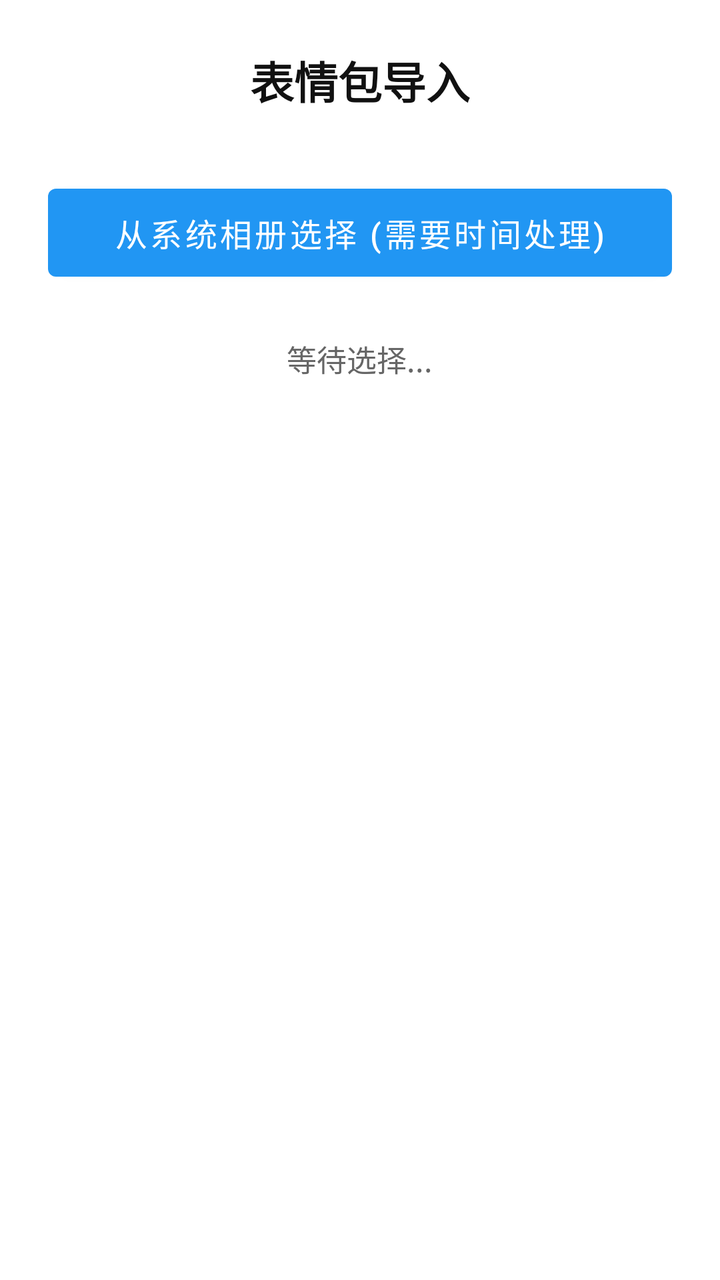
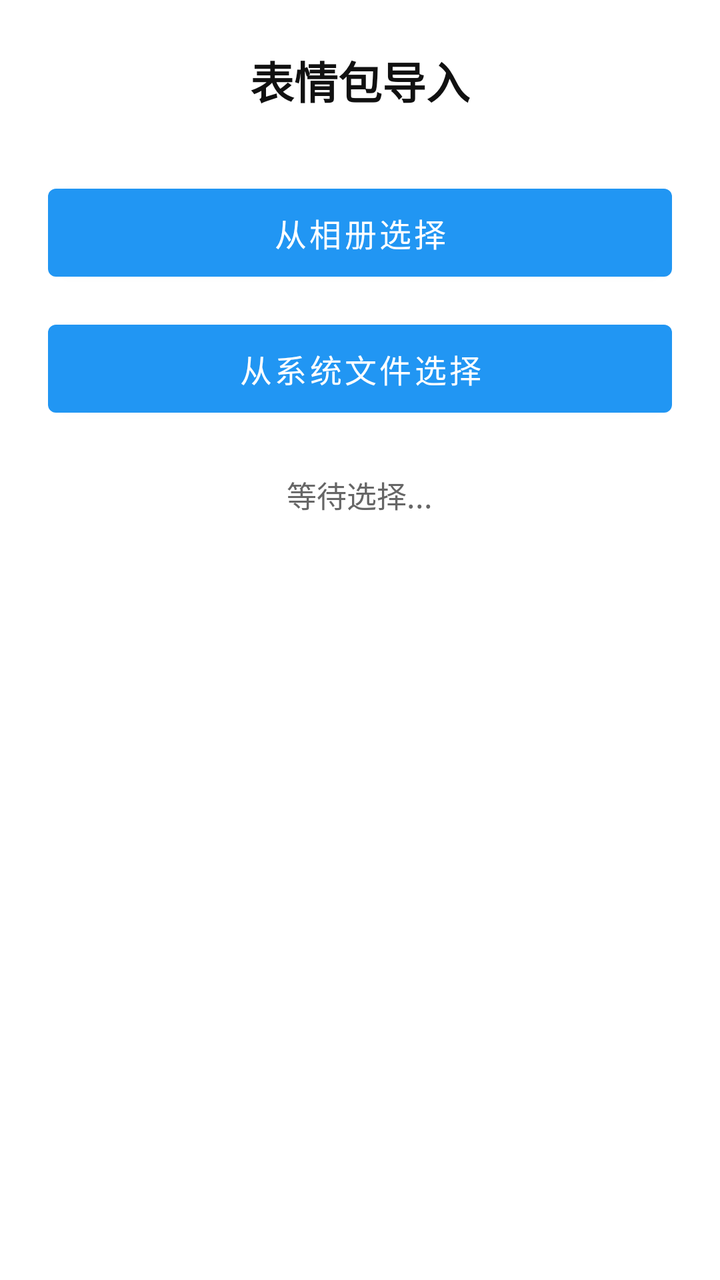

The first picture is an Android layout as it rendered before a commit; the second is the same layout after the commit. The layout source and the unified diff follow.
<!-- AndroidManifest.xml: application theme Theme.Test -->
<!-- res/layout/activity_import.xml -->
<?xml version="1.0" encoding="utf-8"?>
<LinearLayout xmlns:android="http://schemas.android.com/apk/res/android"
    android:layout_width="match_parent"
    android:layout_height="match_parent"
    android:orientation="vertical"
    android:padding="24dp"
    android:gravity="center_horizontal">

    <TextView
        android:layout_width="wrap_content"
        android:layout_height="wrap_content"
        android:text="表情包导入"
        android:textSize="22sp"
        android:textStyle="bold"
        android:textColor="#111111"
        android:layout_marginBottom="32dp" />

    <Button
        android:id="@+id/btnPickImages"
        android:layout_width="match_parent"
        android:layout_height="56dp"
        android:text="从系统相册选择 (需要时间处理)"
        android:textSize="16sp" />

    <TextView
        android:id="@+id/tvProgress"
        android:layout_width="wrap_content"
        android:layout_height="wrap_content"
        android:text="等待选择..."
        android:textSize="15sp"
        android:textColor="#666666"
        android:layout_marginTop="24dp" />

    <TextView
        android:id="@+id/tvSummary"
        android:layout_width="match_parent"
        android:layout_height="wrap_content"
        android:text=""
        android:textSize="16sp"
        android:textColor="#008800"
        android:textAlignment="center"
        android:layout_marginTop="16dp" />

</LinearLayout>
<!-- resources referenced by this layout -->
<resources>
  <style name="Theme.Test" parent="Theme.MaterialComponents.DayNight.NoActionBar">
          <item name="colorPrimary">#2196F3</item>
          <item name="colorPrimaryVariant">#1976D2</item>
          <item name="colorOnPrimary">#FFFFFF</item>
          <item name="colorSecondary">#03DAC6</item>
          <item name="colorSecondaryVariant">#018786</item>
          <item name="colorOnSecondary">#000000</item>
          <item name="android:statusBarColor">?attr/colorPrimaryVariant</item>
      </style>
</resources>

<!-- the commit's change to res/layout/activity_import.xml (unified diff, before → after) -->
@@ -19,7 +19,15 @@
         android:id="@+id/btnPickImages"
         android:layout_width="match_parent"
         android:layout_height="56dp"
-        android:text="从系统相册选择 (需要时间处理)"
+        android:text="从相册选择"
+        android:textSize="16sp" />
+
+    <Button
+        android:id="@+id/btnPickFromFiles"
+        android:layout_width="match_parent"
+        android:layout_height="56dp"
+        android:layout_marginTop="12dp"
+        android:text="从系统文件选择"
         android:textSize="16sp" />
 
     <TextView
